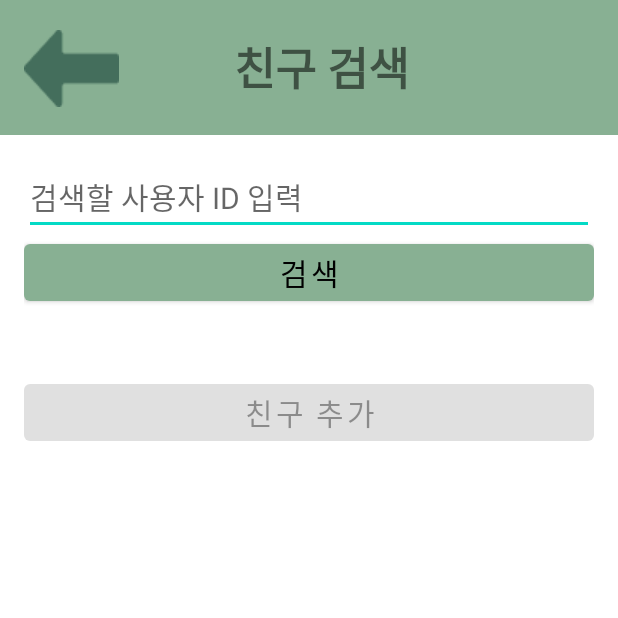
After one commit to domong717/tripkey, an Android app: the FriendSearchActivity screen opened directly, with no data from a screen before it, on a phone screen of 412 x 824 dp, the top half of it. The commit adds this screen. Run offline under Robolectric (Android 15) with nearby library versions, the phone set to English and light mode, and no system bars; our stand-ins replace Firebase (no records; nobody signed in at launch, a user with empty details on screens opened directly).

Commit message:
친구 관리 / 친구 추가

```diff
--- a/app/src/main/AndroidManifest.xml
+++ b/app/src/main/AndroidManifest.xml
@@ -64,6 +64,10 @@
             android:exported="true"/>
         <activity android:name=".ChecklistActivity"
             android:exported="true"/>
+        <activity android:name=".FriendSearchActivity"
+            android:exported="true"/>
+        <activity android:name=".FriendListActivity"
+            android:exported="true"/>
 
         <!-- 카카오 SDK 초기화를 위한 메타데이터 -->
         <meta-data
--- /dev/null
+++ b/app/src/main/java/com/example/tripkey/FriendSearchActivity.java
@@ -0,0 +1,85 @@
+package com.example.tripkey;
+
+import android.os.Bundle;
+import android.widget.Button;
+import android.widget.EditText;
+import android.widget.ImageButton;
+import android.widget.TextView;
+import android.widget.Toast;
+import androidx.appcompat.app.AppCompatActivity;
+import com.google.firebase.firestore.FirebaseFirestore;
+
+import java.util.HashMap;
+
+public class FriendSearchActivity extends AppCompatActivity {
+
+    private EditText searchIdEditText;
+    private Button searchButton;
+    private TextView resultTextView;
+    private Button addFriendButton;
+    private FirebaseFirestore db;
+    private String currentUserId;
+
+    @Override
+    protected void onCreate(Bundle savedInstanceState) {
+        super.onCreate(savedInstanceState);
+        setContentView(R.layout.activity_friend_search);
+
+        db = FirebaseFirestore.getInstance();
+        currentUserId = getSharedPreferences("UserPrefs", MODE_PRIVATE).getString("userId", "");
+
+        searchIdEditText = findViewById(R.id.searchIdEditText);
+        searchButton = findViewById(R.id.searchButton);
+        resultTextView = findViewById(R.id.resultTextView);
+        addFriendButton = findViewById(R.id.addFriendButton);
+
+        searchButton.setOnClickListener(v -> searchUser());
+        addFriendButton.setOnClickListener(v -> addFriend());
+
+
+        // 뒤로가기 버튼 클릭 이벤트
+        ImageButton backButton = findViewById(R.id.button_back);
+        backButton.setOnClickListener(v -> finish());
+    }
+
+    private void searchUser() {
+        String searchId = searchIdEditText.getText().toString().trim();
+        if (searchId.isEmpty()) {
+            Toast.makeText(this, "검색할 ID를 입력하세요.", Toast.LENGTH_SHORT).show();
+            return;
+        }
+
+        db.collection("users").document(searchId).get()
+                .addOnSuccessListener(documentSnapshot -> {
+                    if (documentSnapshot.exists()) {
+                        String userName = documentSnapshot.getString("userName");
+                        resultTextView.setText("사용자 찾음: " + userName);
+                        addFriendButton.setEnabled(true);
+                    } else {
+                        resultTextView.setText("사용자를 찾을 수 없습니다.");
+                        addFriendButton.setEnabled(false);
+                    }
+                })
+                .addOnFailureListener(e -> {
+                    Toast.makeText(this, "검색 중 오류 발생: " + e.getMessage(), Toast.LENGTH_SHORT).show();
+                });
+    }
+
+    private void addFriend() {
+        String friendId = searchIdEditText.getText().toString().trim();
+        if (friendId.equals(currentUserId)) {
+            Toast.makeText(this, "자기 자신을 친구로 추가할 수 없습니다.", Toast.LENGTH_SHORT).show();
+            return;
+        }
+
+        db.collection("users").document(currentUserId)
+                .collection("friends").document(friendId)
+                .set(new HashMap<>())
+                .addOnSuccessListener(aVoid -> {
+                    Toast.makeText(this, "친구 추가 성공!", Toast.LENGTH_SHORT).show();
+                })
+                .addOnFailureListener(e -> {
+                    Toast.makeText(this, "친구 추가 실패: " + e.getMessage(), Toast.LENGTH_SHORT).show();
+                });
+    }
+}
--- /dev/null
+++ b/app/src/main/res/layout/activity_friend_search.xml
@@ -0,0 +1,73 @@
+<?xml version="1.0" encoding="utf-8"?>
+<androidx.constraintlayout.widget.ConstraintLayout xmlns:android="http://schemas.android.com/apk/res/android"
+    xmlns:app="http://schemas.android.com/apk/res-auto"
+    android:layout_width="match_parent"
+    android:layout_height="match_parent">
+
+    <androidx.appcompat.widget.Toolbar
+        android:id="@+id/toolbar"
+        android:layout_width="match_parent"
+        android:layout_height="90dp"
+        android:background="@color/toolbar"
+        android:minHeight="?attr/actionBarSize"
+        android:theme="?attr/actionBarTheme"
+        app:layout_constraintTop_toTopOf="parent"
+        app:layout_constraintStart_toStartOf="parent">
+        <TextView
+            android:id="@+id/toolbarTitle"
+            android:layout_width="match_parent"
+            android:layout_height="wrap_content"
+            android:gravity="center"
+            android:text="친구 검색"
+            android:textSize="30dp"
+            android:textStyle="bold"/>
+    </androidx.appcompat.widget.Toolbar>
+
+    <ImageButton
+        android:id="@+id/button_back"
+        android:layout_width="wrap_content"
+        android:layout_height="wrap_content"
+        android:layout_marginStart="16dp"
+        android:layout_marginTop="20dp"
+        android:background="@color/transparent"
+        app:layout_constraintStart_toStartOf="parent"
+        app:layout_constraintTop_toTopOf="parent"
+        app:srcCompat="@drawable/back_button"
+        android:contentDescription="back 버튼" />
+
+    <LinearLayout
+        android:layout_width="match_parent"
+        android:layout_height="0dp"
+        android:orientation="vertical"
+        android:padding="16dp"
+        app:layout_constraintTop_toBottomOf="@id/toolbar"
+        app:layout_constraintBottom_toBottomOf="parent">
+
+        <EditText
+            android:id="@+id/searchIdEditText"
+            android:layout_width="match_parent"
+            android:layout_height="wrap_content"
+            android:hint="검색할 사용자 ID 입력" />
+
+        <Button
+            android:id="@+id/searchButton"
+            android:layout_width="match_parent"
+            android:layout_height="wrap_content"
+            android:text="검색" />
+
+        <TextView
+            android:id="@+id/resultTextView"
+            android:layout_width="match_parent"
+            android:layout_height="wrap_content"
+            android:layout_marginTop="16dp" />
+
+        <Button
+            android:id="@+id/addFriendButton"
+            android:layout_width="match_parent"
+            android:layout_height="wrap_content"
+            android:text="친구 추가"
+            android:enabled="false" />
+
+    </LinearLayout>
+
+</androidx.constraintlayout.widget.ConstraintLayout>
```
Also changed, not shown: app/src/main/java/com/example/tripkey/FriendItem.java (added, +36 -0 lines), app/src/main/java/com/example/tripkey/FriendListActivity.java (added, +82 -0 lines), app/src/main/java/com/example/tripkey/FriendListAdapter.java (added, +47 -0 lines), app/src/main/java/com/example/tripkey/ui/info/InfoFragment.java (+7 -0 lines), app/src/main/res/layout/activity_friend_list.xml (added, +58 -0 lines), app/src/main/res/layout/item_friend.xml (added, +76 -0 lines), app/src/main/res/drawable/friend_add.png (added), app/src/main/res/drawable/heart.png (added).
